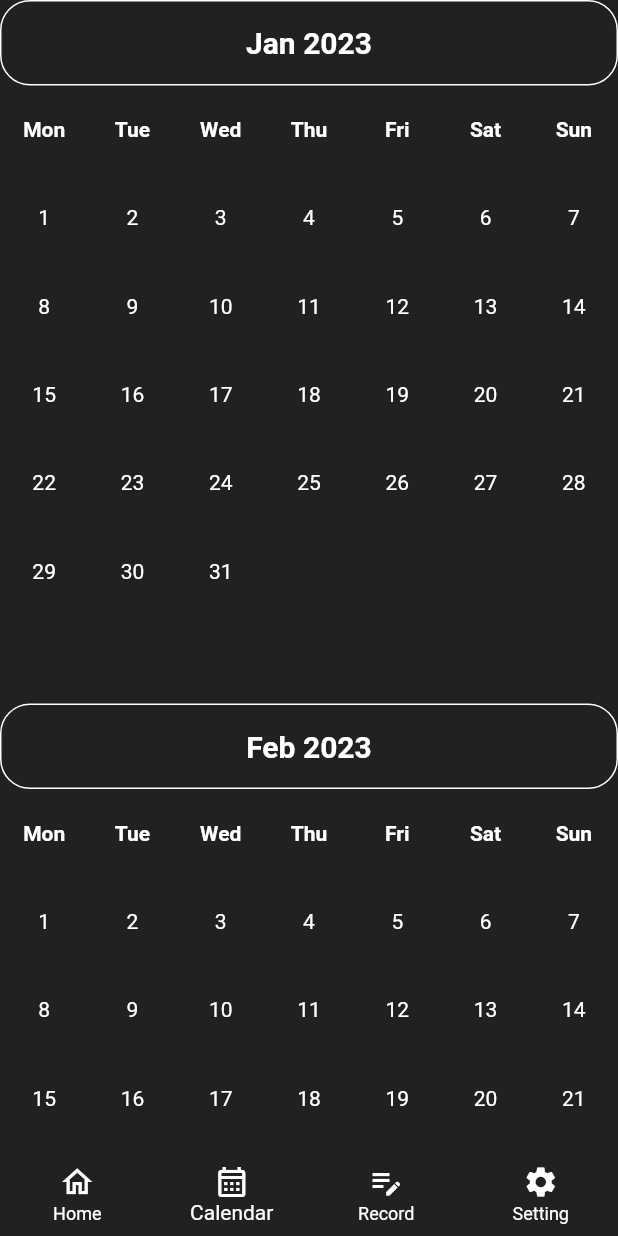
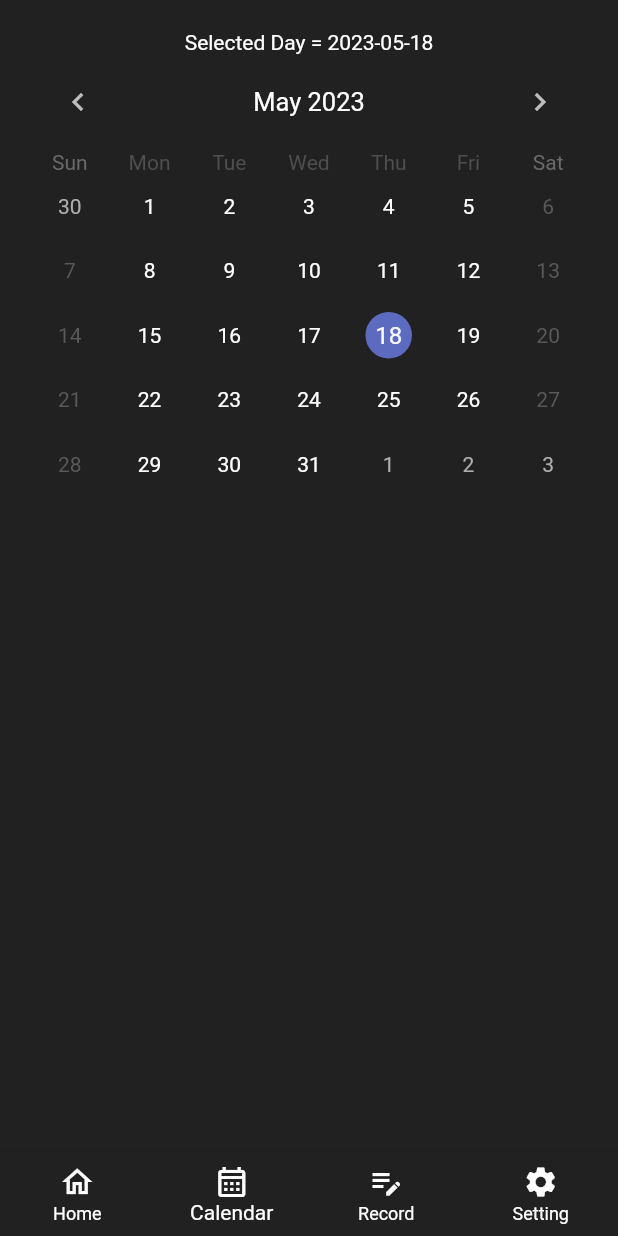
Before and after one commit to matthew99617/funds_management, a Flutter app: the CalendarScreen screen opened by its route, on a phone screen of 412 x 824 dp. Run offline on Flutter 3.47's test engine with Material 2 defaults, Android fonts, the phone set to English and light mode, and no system bars; drawn by our look-alikes of table_calendar; our stand-ins replace auto_route, bloc, flutter_bloc.

Commit message:
UI Revamp on Calendar

```diff
--- a/lib/presentation/screen/calendar/calendar_screen.dart
+++ b/lib/presentation/screen/calendar/calendar_screen.dart
@@ -1,8 +1,8 @@
 import 'package:flutter/material.dart';
-import 'package:intl/intl.dart';
+import 'package:table_calendar/table_calendar.dart';
 
 class CalendarScreen extends StatefulWidget {
-  CalendarScreen({Key? key}) : super(key: key);
+  const CalendarScreen({Key? key}) : super(key: key);
 
   @override
   State<CalendarScreen> createState() => _CalendarScreenState();
@@ -11,114 +11,44 @@ class CalendarScreen extends StatefulWidget {
 class _CalendarScreenState extends State<CalendarScreen> {
   final ScrollController _scrollController = ScrollController();
 
-  List<String> _daysOfWeek = [
-    'Mon',
-    'Tue',
-    'Wed',
-    'Thu',
-    'Fri',
-    'Sat',
-    'Sun'
-  ];
-
-  @override
-  void dispose() {
-    _scrollController.dispose();
-    super.dispose();
+  DateTime today = DateTime.now();
+  void _onDaySelected(DateTime day, DateTime focusedDate){
+    setState(() {
+      today = day;
+    });
   }
 
   @override
   Widget build(BuildContext context) {
     return Scaffold(
-        body: ListView.builder(
-          controller: _scrollController,
-          itemCount: 12,
-          itemBuilder: (context, index) {
-            DateTime date = DateTime(DateTime.now().year, index + 1, 1);
-            return _buildMonthCalendar(date);
-          },
-        ),
+        body: content(),
     );
   }
 
-  Widget _buildMonthCalendar(DateTime date) {
-    return Column(
-      crossAxisAlignment: CrossAxisAlignment.stretch,
-      children: [
-        Container(
-          decoration: BoxDecoration(
-            border: Border.all(color: Colors.white),
-            borderRadius: BorderRadius.circular(20),
-          ),
-          padding: EdgeInsets.all(16),
-          child: Center(
-            child: Text(
-              DateFormat.yMMM().format(date),
-              style: TextStyle(
-                fontSize: 20,
-                fontWeight: FontWeight.bold,
+  Widget content(){
+    return Padding(
+      padding: const EdgeInsets.all(20),
+      child: Column(
+        children: <Widget>[
+          Text("Selected Day = " + today.toString().split(" ")[0]),
+          Container(
+            child: TableCalendar(
+              locale: "en_US",
+              rowHeight: 43,
+              headerStyle: HeaderStyle(
+                formatButtonVisible: false,
+                titleCentered: true,
               ),
+              availableGestures: AvailableGestures.all,
+              selectedDayPredicate: (day) => isSameDay(day, today),
+              focusedDay: today,
+              firstDay: DateTime.utc(2010, 10, 16),
+              lastDay: DateTime.utc(2030, 3, 14),
+              onDaySelected: _onDaySelected,
             ),
-          ),
-        ),
-        GridView.count(
-          shrinkWrap: true,
-          crossAxisCount: 7,
-          childAspectRatio: 1,
-          children: _buildCalendarDays(date),
-        ),
-      ],
+          )
+        ],
+      ),
     );
   }
-
-  List<Widget> _buildCalendarDays(DateTime date) {
-    List<Widget> days = [];
-
-    DateTime firstDayOfMonth = DateTime(date.year, date.month, 1);
-    int daysInMonth = DateTime(date.year, date.month + 1, 0).day;
-    int weekdayOfFirstDay = firstDayOfMonth.weekday;
-
-    for (int i = 0; i < 7; i++) {
-      days.add(
-        Center(
-          child: Text(
-              _daysOfWeek[i],
-              style: TextStyle(
-                fontWeight: FontWeight.bold,
-              ),
-          ),
-        )
-      );
-    }
-
-    for (int i = 1; i <= daysInMonth; i++) {
-      DateTime dateInMonth = DateTime(date.year, date.month, i);
-      days.add(
-        Container(
-          decoration: BoxDecoration(
-            borderRadius: BorderRadius.circular(30),
-          ),
-          child: Padding(
-            padding: const EdgeInsets.all(8),
-            child: Center(
-              child: Text(
-                i.toString(),
-                // style: TextStyle(
-                //   color: dateInMonth == DateTime.now() ? Colors.blue : Colors.black,
-                // ),
-              ),
-            ),
-          ),
-        ),
-      );
-    }
-
-    // Add blank cells for days after the last day of the month
-    int numBlankCells = (7 - (daysInMonth + weekdayOfFirstDay - 1) % 7) % 7;
-    for (int i = 0; i < numBlankCells; i++) {
-      days.add(Container());
-    }
-
-    return days;
-  }
 }
--- a/pubspec.yaml
+++ b/pubspec.yaml
@@ -46,6 +46,7 @@ dependencies:
   filter_list: ^1.0.2
   grouped_list: ^5.1.2
   intl: ^0.18.1
+  table_calendar: ^3.0.9
 
 dev_dependencies:
   flutter_test:
```
Also changed, not shown: 1 other file.
